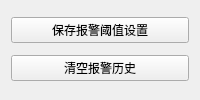
First picture: the form in ui/alarmwidget.ui, repository pot-oie/SmartHome, before the edit.
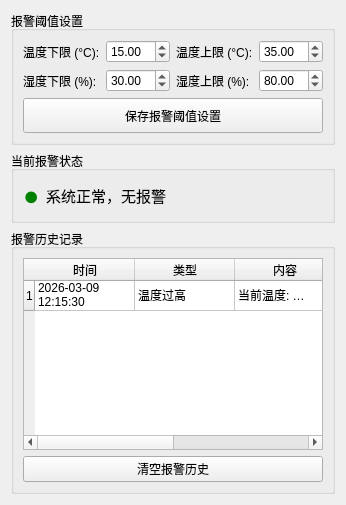
Second picture: the form after the edit.

Diff of the .ui file:
```diff
--- a/ui/alarmwidget.ui
+++ b/ui/alarmwidget.ui
@@ -3,8 +3,129 @@
  <class>AlarmWidget</class>
  <widget class="QWidget" name="AlarmWidget">
   <layout class="QVBoxLayout" name="verticalLayout">
-   <item><widget class="QPushButton" name="btnSaveThresholds"><property name="text"><string>保存报警阈值设置</string></property></widget></item>
-   <item><widget class="QPushButton" name="btnClearLogs"><property name="text"><string>清空报警历史</string></property></widget></item>
+   <item>
+    <widget class="QGroupBox" name="groupBox_thresholds">
+     <property name="title"><string>报警阈值设置</string></property>
+     <layout class="QGridLayout" name="gridLayout_thresholds">
+      <item row="0" column="0">
+       <widget class="QLabel" name="label_tempMin">
+        <property name="text"><string>温度下限 (°C):</string></property>
+       </widget>
+      </item>
+      <item row="0" column="1">
+       <widget class="QDoubleSpinBox" name="doubleSpinBox_tempMin">
+        <property name="minimum"><double>-20.000000000000000</double></property>
+        <property name="maximum"><double>50.000000000000000</double></property>
+        <property name="value"><double>15.000000000000000</double></property>
+       </widget>
+      </item>
+      <item row="0" column="2">
+       <widget class="QLabel" name="label_tempMax">
+        <property name="text"><string>温度上限 (°C):</string></property>
+       </widget>
+      </item>
+      <item row="0" column="3">
+       <widget class="QDoubleSpinBox" name="doubleSpinBox_tempMax">
+        <property name="minimum"><double>-20.000000000000000</double></property>
+        <property name="maximum"><double>50.000000000000000</double></property>
+        <property name="value"><double>35.000000000000000</double></property>
+       </widget>
+      </item>
+      <item row="1" column="0">
+       <widget class="QLabel" name="label_humidityMin">
+        <property name="text"><string>湿度下限 (%):</string></property>
+       </widget>
+      </item>
+      <item row="1" column="1">
+       <widget class="QDoubleSpinBox" name="doubleSpinBox_humidityMin">
+        <property name="maximum"><double>100.000000000000000</double></property>
+        <property name="value"><double>30.000000000000000</double></property>
+       </widget>
+      </item>
+      <item row="1" column="2">
+       <widget class="QLabel" name="label_humidityMax">
+        <property name="text"><string>湿度上限 (%):</string></property>
+       </widget>
+      </item>
+      <item row="1" column="3">
+       <widget class="QDoubleSpinBox" name="doubleSpinBox_humidityMax">
+        <property name="maximum"><double>100.000000000000000</double></property>
+        <property name="value"><double>80.000000000000000</double></property>
+       </widget>
+      </item>
+      <item row="2" column="0" colspan="4">
+       <widget class="QPushButton" name="btnSaveThresholds">
+        <property name="text"><string>保存报警阈值设置</string></property>
+        <property name="minimumSize"><size><width>0</width><height>35</height></size></property>
+       </widget>
+      </item>
+     </layout>
+    </widget>
+   </item>
+   <item>
+    <widget class="QGroupBox" name="groupBox_alarmStatus">
+     <property name="title"><string>当前报警状态</string></property>
+     <property name="maximumSize"><size><width>16777215</width><height>80</height></size></property>
+     <layout class="QHBoxLayout" name="horizontalLayout_status">
+      <item>
+       <widget class="QLabel" name="label_alarmIndicator">
+        <property name="text"><string>●</string></property>
+        <property name="font"><font><pointsize>20</pointsize></font></property>
+        <property name="styleSheet"><string notr="true">color: green;</string></property>
+       </widget>
+      </item>
+      <item>
+       <widget class="QLabel" name="label_alarmText">
+        <property name="text"><string>系统正常，无报警</string></property>
+        <property name="font"><font><pointsize>11</pointsize></font></property>
+       </widget>
+      </item>
+      <item>
+       <spacer name="horizontalSpacer">
+        <property name="orientation"><enum>Qt::Horizontal</enum></property>
+        <property name="sizeHint" stdset="0"><size><width>40</width><height>20</height></size></property>
+       </spacer>
+      </item>
+     </layout>
+    </widget>
+   </item>
+   <item>
+    <widget class="QGroupBox" name="groupBox_alarmHistory">
+     <property name="title"><string>报警历史记录</string></property>
+     <layout class="QVBoxLayout" name="verticalLayout_history">
+      <item>
+       <widget class="QTableWidget" name="tableWidget_alarmLogs">
+        <property name="alternatingRowColors"><bool>true</bool></property>
+        <property name="columnCount"><number>4</number></property>
+        <column><property name="text"><string>时间</string></property></column>
+        <column><property name="text"><string>类型</string></property></column>
+        <column><property name="text"><string>内容</string></property></column>
+        <column><property name="text"><string>处理状态</string></property></column>
+        <row>
+         <property name="text"><string>1</string></property>
+        </row>
+        <item row="0" column="0">
+         <property name="text"><string>2026-03-09 12:15:30</string></property>
+        </item>
+        <item row="0" column="1">
+         <property name="text"><string>温度过高</string></property>
+        </item>
+        <item row="0" column="2">
+         <property name="text"><string>当前温度: 36.5°C，超过阈值35.0°C</string></property>
+        </item>
+        <item row="0" column="3">
+         <property name="text"><string>已处理</string></property>
+        </item>
+       </widget>
+      </item>
+      <item>
+       <widget class="QPushButton" name="btnClearLogs">
+        <property name="text"><string>清空报警历史</string></property>
+       </widget>
+      </item>
+     </layout>
+    </widget>
+   </item>
   </layout>
  </widget>
  <resources/><connections/>
```
